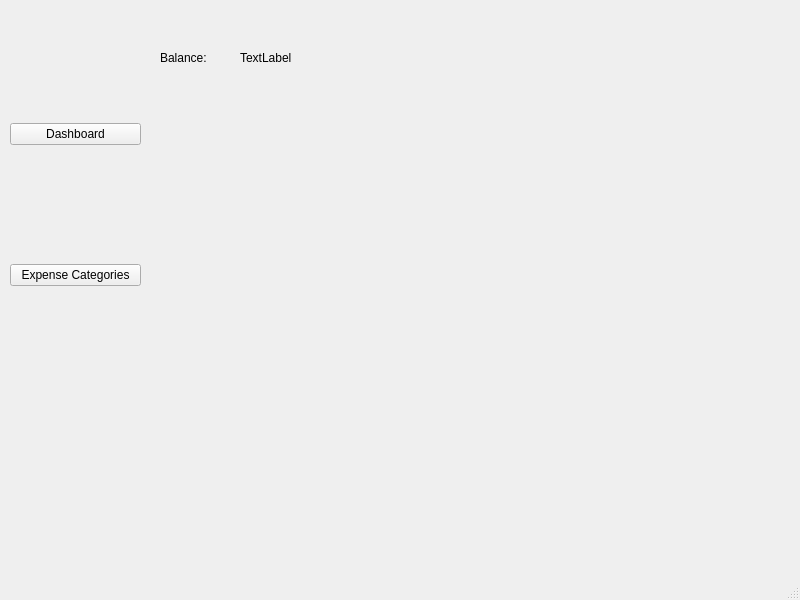
This is finance_tracker.ui in IvayloKarakashev/finance-tracker as Qt 5 draws it before an edit. The edited form follows.
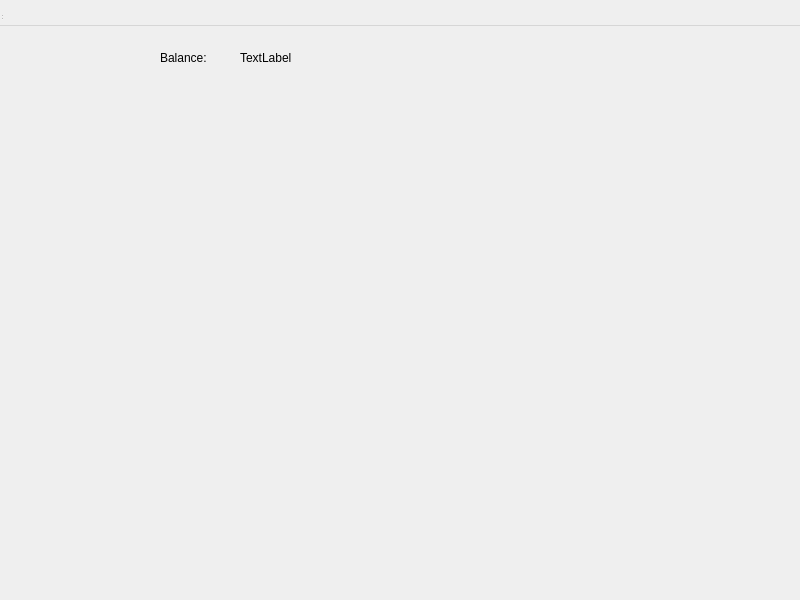
This is the edited form.

What changed in the file:
```diff
--- a/finance_tracker.ui
+++ b/finance_tracker.ui
@@ -1,7 +1,7 @@
 <?xml version="1.0" encoding="UTF-8"?>
 <ui version="4.0">
- <class>MainWindow</class>
- <widget class="QMainWindow" name="MainWindow">
+ <class>DashboardWindow</class>
+ <widget class="QWidget" name="DashboardWindow">
   <property name="geometry">
    <rect>
     <x>0</x>
@@ -13,33 +13,15 @@
   <property name="windowTitle">
    <string>MainWindow</string>
   </property>
-  <widget class="QWidget" name="centralwidget">
-   <widget class="QWidget" name="verticalLayoutWidget">
-    <property name="geometry">
-     <rect>
-      <x>10</x>
-      <y>10</y>
-      <width>131</width>
-      <height>391</height>
-     </rect>
-    </property>
-    <layout class="QVBoxLayout" name="verticalLayout">
-     <item>
-      <widget class="QPushButton" name="dashboardButton">
-       <property name="text">
-        <string>Dashboard</string>
-       </property>
-      </widget>
-     </item>
-     <item>
-      <widget class="QPushButton" name="categories_button">
-       <property name="text">
-        <string>Expense Categories</string>
-       </property>
-      </widget>
-     </item>
-    </layout>
-   </widget>
+  <widget class="QWidget" name="centralwidget" native="true">
+   <property name="geometry">
+    <rect>
+     <x>0</x>
+     <y>0</y>
+     <width>305</width>
+     <height>411</height>
+    </rect>
+   </property>
    <widget class="QLabel" name="balanceLabel">
     <property name="geometry">
      <rect>
@@ -77,7 +59,16 @@
     </rect>
    </property>
   </widget>
-  <widget class="QStatusBar" name="statusbar"/>
+  <widget class="QStatusBar" name="statusbar">
+   <property name="geometry">
+    <rect>
+     <x>0</x>
+     <y>0</y>
+     <width>3</width>
+     <height>21</height>
+    </rect>
+   </property>
+  </widget>
  </widget>
  <resources/>
  <connections/>
```
